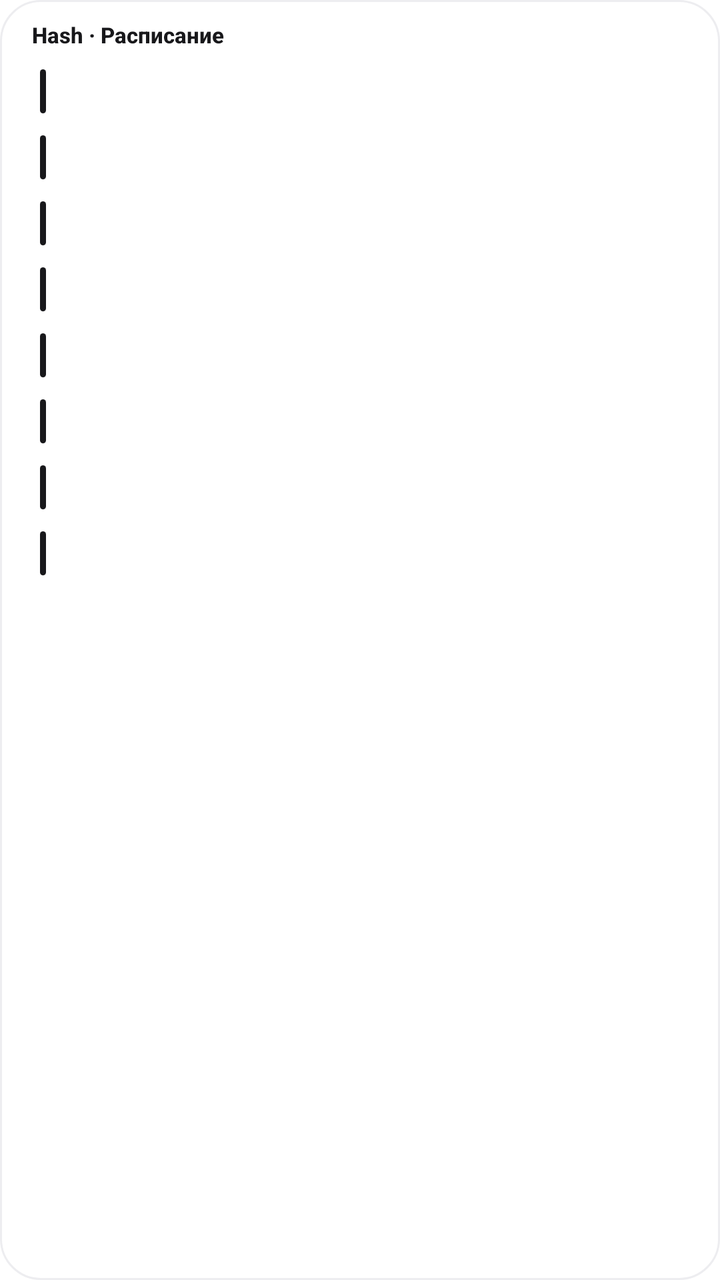
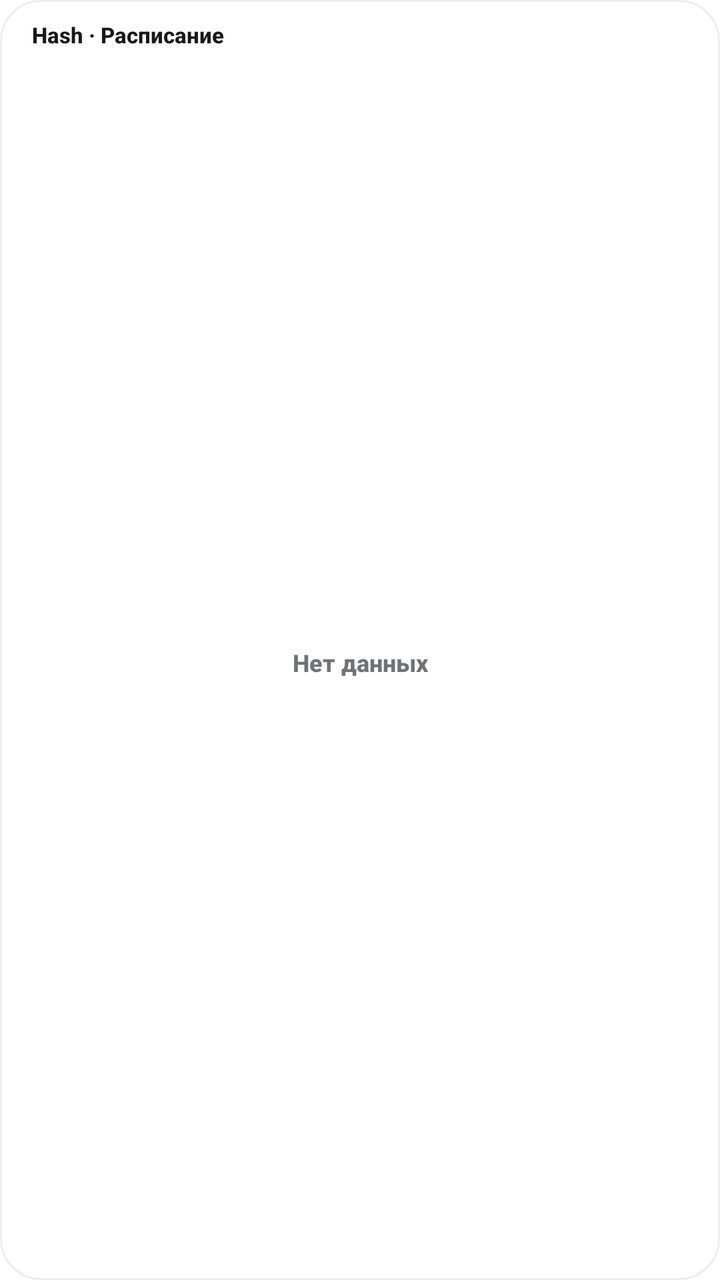

Screens rendered from an Android XML layout before and after an edit, with the pre-edit source and the edit as a unified diff.
<!-- AndroidManifest.xml: fallback theme Theme.MaterialComponents.DayNight.NoActionBar -->
<!-- res/layout/schedule_widget.xml -->
<?xml version="1.0" encoding="utf-8"?>
<LinearLayout xmlns:android="http://schemas.android.com/apk/res/android"
    android:id="@+id/widget_root"
    android:layout_width="match_parent"
    android:layout_height="match_parent"
    android:orientation="vertical"
    android:paddingStart="12dp"
    android:paddingEnd="12dp"
    android:paddingTop="10dp"
    android:paddingBottom="10dp"
    android:background="@drawable/widget_background_light">

    <LinearLayout
        android:layout_width="match_parent"
        android:layout_height="wrap_content"
        android:orientation="horizontal"
        android:gravity="center_vertical"
        android:paddingStart="4dp"
        android:paddingEnd="4dp"
        android:paddingBottom="6dp">

        <TextView
            android:id="@+id/widget_day"
            android:layout_width="0dp"
            android:layout_height="wrap_content"
            android:layout_weight="1"
            android:text="@string/widget_title"
            android:textColor="@color/widget_text_primary"
            android:textSize="11sp"
            android:textStyle="bold"
            android:fontFamily="sans-serif-medium"
            android:maxLines="1"
            android:ellipsize="end" />

        <TextView
            android:id="@+id/widget_note"
            android:layout_width="wrap_content"
            android:layout_height="wrap_content"
            android:layout_marginStart="8dp"
            android:text=""
            android:textColor="@color/widget_text_muted"
            android:textSize="10sp"
            android:textStyle="bold"
            android:maxLines="1" />
    </LinearLayout>

    <LinearLayout
        android:id="@+id/row_0"
        style="@style/WidgetRow">

        <TextView
            android:id="@+id/row_0_num"
            style="@style/WidgetRowNumber" />

        <View
            android:id="@+id/row_0_stripe"
            style="@style/WidgetRowStripe" />

        <TextView
            android:id="@+id/row_0_name"
            style="@style/WidgetRowName" />

        <TextView
            android:id="@+id/row_0_time"
            style="@style/WidgetRowTime" />
    </LinearLayout>

    <LinearLayout
        android:id="@+id/row_1"
        style="@style/WidgetRow">

        <TextView
            android:id="@+id/row_1_num"
            style="@style/WidgetRowNumber" />

        <View
            android:id="@+id/row_1_stripe"
            style="@style/WidgetRowStripe" />

        <TextView
            android:id="@+id/row_1_name"
            style="@style/WidgetRowName" />

        <TextView
            android:id="@+id/row_1_time"
            style="@style/WidgetRowTime" />
    </LinearLayout>

    <LinearLayout
        android:id="@+id/row_2"
        style="@style/WidgetRow">

        <TextView
            android:id="@+id/row_2_num"
            style="@style/WidgetRowNumber" />

        <View
            android:id="@+id/row_2_stripe"
            style="@style/WidgetRowStripe" />

        <TextView
            android:id="@+id/row_2_name"
            style="@style/WidgetRowName" />

        <TextView
            android:id="@+id/row_2_time"
            style="@style/WidgetRowTime" />
    </LinearLayout>

    <LinearLayout
        android:id="@+id/row_3"
        style="@style/WidgetRow">

        <TextView
            android:id="@+id/row_3_num"
            style="@style/WidgetRowNumber" />

        <View
            android:id="@+id/row_3_stripe"
            style="@style/WidgetRowStripe" />

        <TextView
            android:id="@+id/row_3_name"
            style="@style/WidgetRowName" />

        <TextView
            android:id="@+id/row_3_time"
            style="@style/WidgetRowTime" />
    </LinearLayout>

    <LinearLayout
        android:id="@+id/row_4"
        style="@style/WidgetRow">

        <TextView
            android:id="@+id/row_4_num"
            style="@style/WidgetRowNumber" />

        <View
            android:id="@+id/row_4_stripe"
            style="@style/WidgetRowStripe" />

        <TextView
            android:id="@+id/row_4_name"
            style="@style/WidgetRowName" />

        <TextView
            android:id="@+id/row_4_time"
            style="@style/WidgetRowTime" />
    </LinearLayout>

    <LinearLayout
        android:id="@+id/row_5"
        style="@style/WidgetRow">

        <TextView
            android:id="@+id/row_5_num"
            style="@style/WidgetRowNumber" />

        <View
            android:id="@+id/row_5_stripe"
            style="@style/WidgetRowStripe" />

        <TextView
            android:id="@+id/row_5_name"
            style="@style/WidgetRowName" />

        <TextView
            android:id="@+id/row_5_time"
            style="@style/WidgetRowTime" />
    </LinearLayout>

    <LinearLayout
        android:id="@+id/row_6"
        style="@style/WidgetRow">

        <TextView
            android:id="@+id/row_6_num"
            style="@style/WidgetRowNumber" />

        <View
            android:id="@+id/row_6_stripe"
            style="@style/WidgetRowStripe" />

        <TextView
            android:id="@+id/row_6_name"
            style="@style/WidgetRowName" />

        <TextView
            android:id="@+id/row_6_time"
            style="@style/WidgetRowTime" />
    </LinearLayout>

    <LinearLayout
        android:id="@+id/row_7"
        style="@style/WidgetRow">

        <TextView
            android:id="@+id/row_7_num"
            style="@style/WidgetRowNumber" />

        <View
            android:id="@+id/row_7_stripe"
            style="@style/WidgetRowStripe" />

        <TextView
            android:id="@+id/row_7_name"
            style="@style/WidgetRowName" />

        <TextView
            android:id="@+id/row_7_time"
            style="@style/WidgetRowTime" />
    </LinearLayout>
</LinearLayout>
<!-- resources referenced by this layout -->
<resources>
  <color name="widget_text_muted">#71717A</color>
  <color name="widget_text_primary">#18181B</color>
  <!-- drawable widget_background_light (drawable) -->
  <?xml version="1.0" encoding="utf-8"?>
  <shape xmlns:android="http://schemas.android.com/apk/res/android"
      android:shape="rectangle">
      <solid android:color="@color/widget_background_light" />
      <corners android:radius="20dp" />
      <stroke
          android:width="1dp"
          android:color="@color/widget_border_light" />
  </shape>
  <string name="widget_title">Hash · Расписание</string>
  <style name="WidgetRow">
          <item name="android:layout_width">match_parent</item>
          <item name="android:layout_height">wrap_content</item>
          <item name="android:orientation">horizontal</item>
          <item name="android:gravity">center_vertical</item>
          <item name="android:minHeight">26dp</item>
          <item name="android:paddingStart">8dp</item>
          <item name="android:paddingEnd">10dp</item>
          <item name="android:paddingTop">4dp</item>
          <item name="android:paddingBottom">4dp</item>
          <item name="android:layout_marginBottom">3dp</item>
      </style>
  <style name="WidgetRowName">
          <item name="android:layout_width">0dp</item>
          <item name="android:layout_height">wrap_content</item>
          <item name="android:layout_weight">1</item>
          <item name="android:textSize">12sp</item>
          <item name="android:textStyle">bold</item>
          <item name="android:fontFamily">sans-serif-medium</item>
          <item name="android:textColor">@color/widget_text_primary</item>
          <item name="android:maxLines">1</item>
          <item name="android:ellipsize">end</item>
      </style>
  <style name="WidgetRowNumber">
          <item name="android:layout_width">16dp</item>
          <item name="android:layout_height">wrap_content</item>
          <item name="android:textSize">10sp</item>
          <item name="android:textStyle">bold</item>
          <item name="android:fontFamily">sans-serif-medium</item>
          <item name="android:textColor">@color/widget_text_muted</item>
          <item name="android:maxLines">1</item>
          <item name="android:visibility">gone</item>
      </style>
  <style name="WidgetRowStripe">
          <item name="android:layout_width">3dp</item>
          <item name="android:layout_height">22dp</item>
          <item name="android:layout_marginEnd">8dp</item>
          <item name="android:background">@drawable/widget_stripe_light</item>
      </style>
  <style name="WidgetRowTime">
          <item name="android:layout_width">wrap_content</item>
          <item name="android:layout_height">wrap_content</item>
          <item name="android:layout_marginStart">8dp</item>
          <item name="android:textSize">10.5sp</item>
          <item name="android:textStyle">bold</item>
          <item name="android:textColor">@color/widget_text_muted</item>
          <item name="android:maxLines">1</item>
      </style>
  <color name="widget_background_light">#FFFFFF</color>
  <color name="widget_border_light">#EDEDF0</color>
  <!-- drawable widget_stripe_light (drawable) -->
  <?xml version="1.0" encoding="utf-8"?>
  <shape xmlns:android="http://schemas.android.com/apk/res/android"
      android:shape="rectangle">
      <solid android:color="@color/widget_stripe_light" />
      <corners android:radius="99dp" />
  </shape>
  <color name="widget_stripe_light">#18181B</color>
</resources>

<!-- the commit's change to res/layout/schedule_widget.xml (unified diff, before → after) -->
@@ -7,7 +7,7 @@
     android:paddingStart="12dp"
     android:paddingEnd="12dp"
     android:paddingTop="10dp"
-    android:paddingBottom="10dp"
+    android:paddingBottom="8dp"
     android:background="@drawable/widget_background_light">
 
     <LinearLayout
@@ -44,171 +44,32 @@
             android:maxLines="1" />
     </LinearLayout>
 
-    <LinearLayout
-        android:id="@+id/row_0"
-        style="@style/WidgetRow">
+    <FrameLayout
+        android:layout_width="match_parent"
+        android:layout_height="0dp"
+        android:layout_weight="1">
+
+        <ListView
+            android:id="@+id/widget_list"
+            android:layout_width="match_parent"
+            android:layout_height="match_parent"
+            android:divider="@null"
+            android:dividerHeight="0dp"
+            android:scrollbars="vertical"
+            android:clipToPadding="false"
+            android:paddingBottom="2dp" />
 
         <TextView
-            android:id="@+id/row_0_num"
-            style="@style/WidgetRowNumber" />
-
-        <View
-            android:id="@+id/row_0_stripe"
-            style="@style/WidgetRowStripe" />
-
-        <TextView
-            android:id="@+id/row_0_name"
-            style="@style/WidgetRowName" />
-
-        <TextView
-            android:id="@+id/row_0_time"
-            style="@style/WidgetRowTime" />
-    </LinearLayout>
-
-    <LinearLayout
-        android:id="@+id/row_1"
-        style="@style/WidgetRow">
-
-        <TextView
-            android:id="@+id/row_1_num"
-            style="@style/WidgetRowNumber" />
-
-        <View
-            android:id="@+id/row_1_stripe"
-            style="@style/WidgetRowStripe" />
-
-        <TextView
-            android:id="@+id/row_1_name"
-            style="@style/WidgetRowName" />
-
-        <TextView
-            android:id="@+id/row_1_time"
-            style="@style/WidgetRowTime" />
-    </LinearLayout>
-
-    <LinearLayout
-        android:id="@+id/row_2"
-        style="@style/WidgetRow">
-
-        <TextView
-            android:id="@+id/row_2_num"
-            style="@style/WidgetRowNumber" />
-
-        <View
-            android:id="@+id/row_2_stripe"
-            style="@style/WidgetRowStripe" />
-
-        <TextView
-            android:id="@+id/row_2_name"
-            style="@style/WidgetRowName" />
-
-        <TextView
-            android:id="@+id/row_2_time"
-            style="@style/WidgetRowTime" />
-    </LinearLayout>
-
-    <LinearLayout
-        android:id="@+id/row_3"
-        style="@style/WidgetRow">
-
-        <TextView
-            android:id="@+id/row_3_num"
-            style="@style/WidgetRowNumber" />
-
-        <View
-            android:id="@+id/row_3_stripe"
-            style="@style/WidgetRowStripe" />
-
-        <TextView
-            android:id="@+id/row_3_name"
-            style="@style/WidgetRowName" />
-
-        <TextView
-            android:id="@+id/row_3_time"
-            style="@style/WidgetRowTime" />
-    </LinearLayout>
-
-    <LinearLayout
-        android:id="@+id/row_4"
-        style="@style/WidgetRow">
-
-        <TextView
-            android:id="@+id/row_4_num"
-            style="@style/WidgetRowNumber" />
-
-        <View
-            android:id="@+id/row_4_stripe"
-            style="@style/WidgetRowStripe" />
-
-        <TextView
-            android:id="@+id/row_4_name"
-            style="@style/WidgetRowName" />
-
-        <TextView
-            android:id="@+id/row_4_time"
-            style="@style/WidgetRowTime" />
-    </LinearLayout>
-
-    <LinearLayout
-        android:id="@+id/row_5"
-        style="@style/WidgetRow">
-
-        <TextView
-            android:id="@+id/row_5_num"
-            style="@style/WidgetRowNumber" />
-
-        <View
-            android:id="@+id/row_5_stripe"
-            style="@style/WidgetRowStripe" />
-
-        <TextView
-            android:id="@+id/row_5_name"
-            style="@style/WidgetRowName" />
-
-        <TextView
-            android:id="@+id/row_5_time"
-            style="@style/WidgetRowTime" />
-    </LinearLayout>
-
-    <LinearLayout
-        android:id="@+id/row_6"
-        style="@style/WidgetRow">
-
-        <TextView
-            android:id="@+id/row_6_num"
-            style="@style/WidgetRowNumber" />
-
-        <View
-            android:id="@+id/row_6_stripe"
-            style="@style/WidgetRowStripe" />
-
-        <TextView
-            android:id="@+id/row_6_name"
-            style="@style/WidgetRowName" />
-
-        <TextView
-            android:id="@+id/row_6_time"
-            style="@style/WidgetRowTime" />
-    </LinearLayout>
-
-    <LinearLayout
-        android:id="@+id/row_7"
-        style="@style/WidgetRow">
-
-        <TextView
-            android:id="@+id/row_7_num"
-            style="@style/WidgetRowNumber" />
-
-        <View
-            android:id="@+id/row_7_stripe"
-            style="@style/WidgetRowStripe" />
-
-        <TextView
-            android:id="@+id/row_7_name"
-            style="@style/WidgetRowName" />
-
-        <TextView
-            android:id="@+id/row_7_time"
-            style="@style/WidgetRowTime" />
-    </LinearLayout>
+            android:id="@+id/widget_empty"
+            android:layout_width="match_parent"
+            android:layout_height="match_parent"
+            android:gravity="center"
+            android:paddingStart="8dp"
+            android:paddingEnd="8dp"
+            android:text="@string/widget_no_data"
+            android:textColor="@color/widget_text_muted"
+            android:textSize="12sp"
+            android:textStyle="bold"
+            android:fontFamily="sans-serif-medium" />
+    </FrameLayout>
 </LinearLayout>
<!-- resource entries referenced after the edit -->
@@ -12,64 +12,9 @@
           android:width="1dp"
           android:color="@color/widget_border_light" />
   </shape>
+  <string name="widget_no_data">Нет данных</string>
   <string name="widget_title">Hash · Расписание</string>
-  <style name="WidgetRow">
-          <item name="android:layout_width">match_parent</item>
-          <item name="android:layout_height">wrap_content</item>
-          <item name="android:orientation">horizontal</item>
-          <item name="android:gravity">center_vertical</item>
-          <item name="android:minHeight">26dp</item>
-          <item name="android:paddingStart">8dp</item>
-          <item name="android:paddingEnd">10dp</item>
-          <item name="android:paddingTop">4dp</item>
-          <item name="android:paddingBottom">4dp</item>
-          <item name="android:layout_marginBottom">3dp</item>
-      </style>
-  <style name="WidgetRowName">
-          <item name="android:layout_width">0dp</item>
-          <item name="android:layout_height">wrap_content</item>
-          <item name="android:layout_weight">1</item>
-          <item name="android:textSize">12sp</item>
-          <item name="android:textStyle">bold</item>
-          <item name="android:fontFamily">sans-serif-medium</item>
-          <item name="android:textColor">@color/widget_text_primary</item>
-          <item name="android:maxLines">1</item>
-          <item name="android:ellipsize">end</item>
-      </style>
-  <style name="WidgetRowNumber">
-          <item name="android:layout_width">16dp</item>
-          <item name="android:layout_height">wrap_content</item>
-          <item name="android:textSize">10sp</item>
-          <item name="android:textStyle">bold</item>
-          <item name="android:fontFamily">sans-serif-medium</item>
-          <item name="android:textColor">@color/widget_text_muted</item>
-          <item name="android:maxLines">1</item>
-          <item name="android:visibility">gone</item>
-      </style>
-  <style name="WidgetRowStripe">
-          <item name="android:layout_width">3dp</item>
-          <item name="android:layout_height">22dp</item>
-          <item name="android:layout_marginEnd">8dp</item>
-          <item name="android:background">@drawable/widget_stripe_light</item>
-      </style>
-  <style name="WidgetRowTime">
-          <item name="android:layout_width">wrap_content</item>
-          <item name="android:layout_height">wrap_content</item>
-          <item name="android:layout_marginStart">8dp</item>
-          <item name="android:textSize">10.5sp</item>
-          <item name="android:textStyle">bold</item>
-          <item name="android:textColor">@color/widget_text_muted</item>
-          <item name="android:maxLines">1</item>
-      </style>
   <color name="widget_background_light">#FFFFFF</color>
   <color name="widget_border_light">#EDEDF0</color>
-  <!-- drawable widget_stripe_light (drawable) -->
-  <?xml version="1.0" encoding="utf-8"?>
-  <shape xmlns:android="http://schemas.android.com/apk/res/android"
-      android:shape="rectangle">
-      <solid android:color="@color/widget_stripe_light" />
-      <corners android:radius="99dp" />
-  </shape>
-  <color name="widget_stripe_light">#18181B</color>
 </resources>
 
